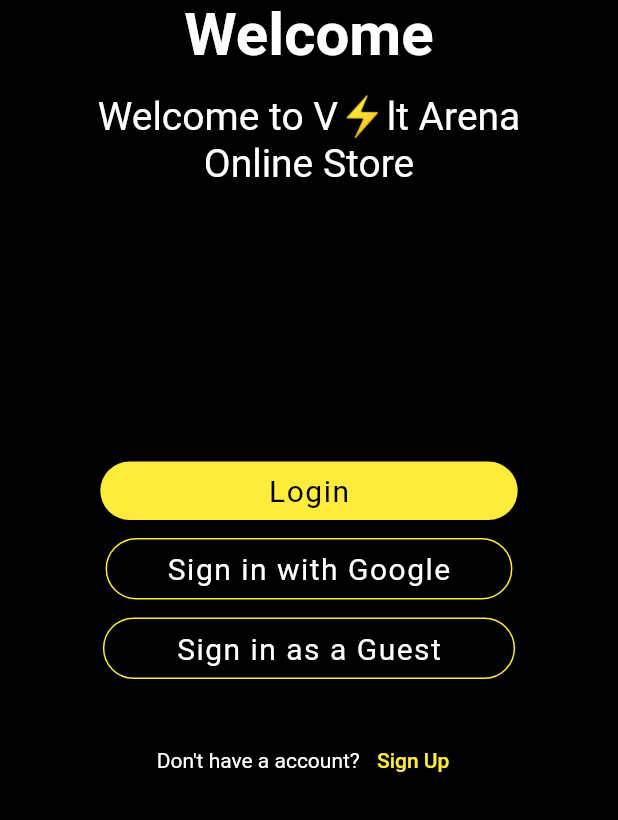
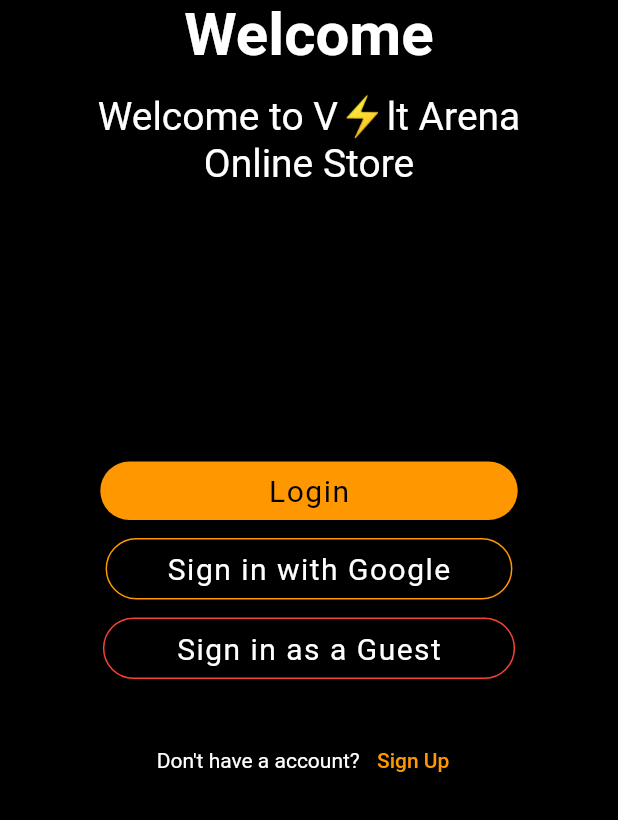
Before and after one commit to hassan-zafar/volt_arena, a Flutter app: the screen it shows after launch, on a phone screen of 412 x 824 dp, the part 416-1236 px from its top. Run offline on Flutter 3.47's test engine with Material 2 defaults, Android fonts, the phone set to English and light mode, and no system bars; our stand-ins replace badges, bot_toast, cached_network_image, cloud_firestore, firebase_auth, firebase_core and 17 more; missing offline and left inert: flutter_gradient_colors, flutter_paystack, list_tile_switch; accounts and stored records are empty.

Commit message:
update theme

```diff
--- a/lib/main.dart
+++ b/lib/main.dart
@@ -128,8 +128,16 @@ class _MyAppState extends State<MyApp> {
               builder: (context, themeChangeProvider, ch) {
                 return MaterialApp(
                   title: 'Volt Arena',
-                  theme:
-                      Styles.themeData(themeChangeProvider.darkTheme, context),
+                  theme: ThemeData(
+                    scaffoldBackgroundColor: Colors.black,
+                    primaryColor: Colors.orange,
+                    dividerTheme: const DividerThemeData(
+                        color: Colors.orange, thickness: 0.5),
+                    colorScheme: const ColorScheme.dark(
+                      primary: Colors.orange,
+                      secondary: Colors.red,
+                    ),
+                  ),
                   home: UserState(),
                   //initialRoute: '/',
                   routes: {
```
